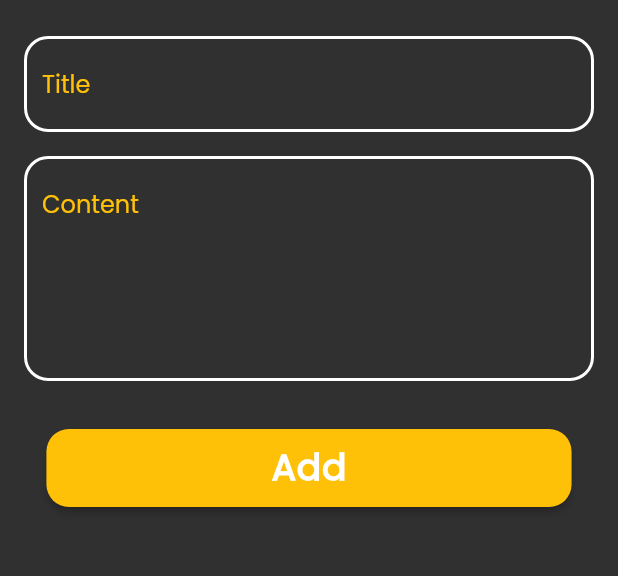
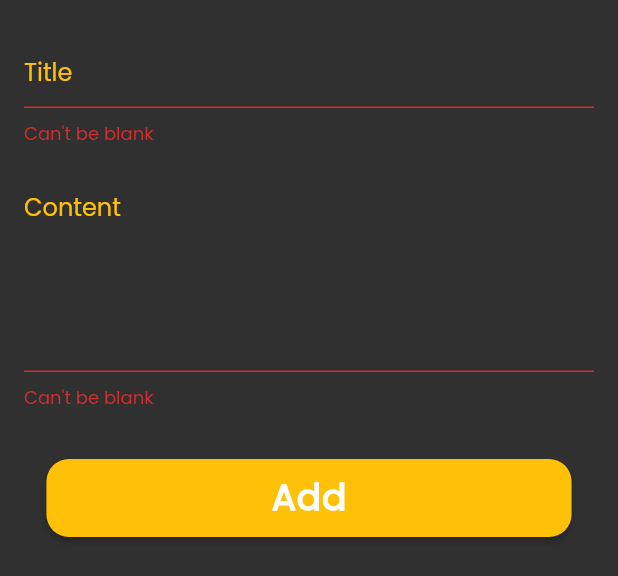
Before and after one commit to ahmedghaly15/Notes-App, a Flutter app: the AddNewNoteBottomSheet widget shown alone on an empty page, opened directly, after a tap on "Add", on a phone screen of 412 x 824 dp. Shown: the top 576 px of the screen. Run offline on Flutter 3.47's test engine with Material 2 defaults, Android fonts, the phone set to English and light mode, and no system bars; drawn by our look-alikes of modal_progress_hud_nsn; our stand-ins replace bloc, flutter_bloc, font_awesome_flutter, hive, hive_flutter; accounts and stored records are empty.

Commit message:
Finish add_note_cubit

```diff
--- a/lib/constants.dart
+++ /dev/null
@@ -1,3 +0,0 @@
-import 'package:flutter/material.dart';
-
-const primaryColor = Colors.amber;
--- /dev/null
+++ b/lib/cubits/add_note_cubit/add_note_cubit.dart
@@ -0,0 +1,22 @@
+import 'package:flutter_bloc/flutter_bloc.dart';
+import 'package:hive_flutter/adapters.dart';
+import 'package:notes_app/shared/constants.dart';
+import 'package:notes_app/cubits/add_note_cubit/add_note_states.dart';
+import 'package:notes_app/models/note_model.dart';
+
+class AddNoteCubit extends Cubit<AddNoteStates> {
+  AddNoteCubit() : super(AddNoteInitialState());
+
+  static AddNoteCubit getObject(context) => BlocProvider.of(context);
+
+  void addNote({required NoteModel note}) {
+    emit(AddNoteLoadingState());
+    var notesBox = Hive.box<NoteModel>(kNotesBox);
+
+    notesBox.add(note).then((value) {
+      emit(AddNoteSuccessState());
+    }).catchError((error) {
+      emit(AddNoteErrorState(error.toString()));
+    });
+  }
+}
--- /dev/null
+++ b/lib/cubits/add_note_cubit/add_note_states.dart
@@ -0,0 +1,12 @@
+abstract class AddNoteStates {}
+
+class AddNoteInitialState extends AddNoteStates {}
+
+class AddNoteLoadingState extends AddNoteStates {}
+
+class AddNoteSuccessState extends AddNoteStates {}
+
+class AddNoteErrorState extends AddNoteStates {
+  final String? error;
+  AddNoteErrorState(this.error);
+}
--- /dev/null
+++ b/lib/shared/constants.dart
@@ -0,0 +1,5 @@
+import 'package:flutter/material.dart';
+
+const Color kPrimaryColor = Colors.amber;
+
+const String kNotesBox = 'notes_box';
--- a/lib/views/notes_view.dart
+++ b/lib/views/notes_view.dart
@@ -1,5 +1,5 @@
 import 'package:flutter/material.dart';
-import 'package:notes_app/constants.dart';
+import 'package:notes_app/shared/constants.dart';
 import 'package:notes_app/widgets/notes_view_body.dart';
 
 import '../widgets/add_new_note_bottom_sheet.dart';
@@ -12,7 +12,7 @@ class NotesView extends StatelessWidget {
     return Scaffold(
       body: const NotesViewBody(),
       floatingActionButton: FloatingActionButton(
-        backgroundColor: primaryColor,
+        backgroundColor: kPrimaryColor,
         onPressed: () {
           showModalBottomSheet(
             shape: RoundedRectangleBorder(
--- a/lib/widgets/add_new_note_bottom_sheet.dart
+++ b/lib/widgets/add_new_note_bottom_sheet.dart
@@ -1,42 +1,35 @@
 import 'package:flutter/material.dart';
-import 'package:notes_app/widgets/custom_button.dart';
+import 'package:flutter_bloc/flutter_bloc.dart';
+import 'package:modal_progress_hud_nsn/modal_progress_hud_nsn.dart';
+import 'package:notes_app/cubits/add_note_cubit/add_note_states.dart';
 
-import 'custom_text_field.dart';
+import '../cubits/add_note_cubit/add_note_cubit.dart';
+import 'add_new_note_form.dart';
 
 class AddNewNoteBottomSheet extends StatelessWidget {
   const AddNewNoteBottomSheet({super.key});
 
   @override
   Widget build(BuildContext context) {
-    return SingleChildScrollView(
-      child: Padding(
-        padding: const EdgeInsets.symmetric(horizontal: 16),
-        child: Column(
-          children: <Widget>[
-            const SizedBox(
-              height: 24,
-            ),
-            const CustomTextField(hint: 'Title'),
-            const SizedBox(
-              height: 16,
-            ),
-            const CustomTextField(
-              hint: 'Content',
-              maxLines: 5,
-            ),
-            const SizedBox(
-              height: 32,
-            ),
-            CustomButton(
-              height: 8,
-              width: 150,
-              buttonText: "Add",
-              onPressed: () {},
-            ),
-            const SizedBox(
-              height: 16,
-            ),
-          ],
+    return Padding(
+      padding: const EdgeInsets.symmetric(horizontal: 16),
+      child: SingleChildScrollView(
+        child: BlocConsumer<AddNoteCubit, AddNoteStates>(
+          listener: (context, state) {
+            if (state is AddNoteSuccessState) {
+              Navigator.pop(context);
+            }
+
+            if (state is AddNoteErrorState) {
+              print("Error happens: ${state.error}");
+            }
+          },
+          builder: (context, state) {
+            return ModalProgressHUD(
+              inAsyncCall: state is AddNoteLoadingState ? true : false,
+              child: const AddNewNoteForm(),
+            );
+          },
         ),
       ),
     );
--- /dev/null
+++ b/lib/widgets/add_new_note_form.dart
@@ -0,0 +1,71 @@
+import 'package:flutter/material.dart';
+
+import 'custom_button.dart';
+import 'custom_text_field.dart';
+
+class AddNewNoteForm extends StatefulWidget {
+  const AddNewNoteForm({
+    super.key,
+  });
+
+  @override
+  State<AddNewNoteForm> createState() => _AddNewNoteFormState();
+}
+
+class _AddNewNoteFormState extends State<AddNewNoteForm> {
+  final GlobalKey<FormState> formKey = GlobalKey();
+  AutovalidateMode autovalidateMode = AutovalidateMode.disabled;
+  String? title, subTitle;
+
+  @override
+  Widget build(BuildContext context) {
+    return Form(
+      key: formKey,
+      autovalidateMode: autovalidateMode,
+      child: Column(
+        children: <Widget>[
+          const SizedBox(
+            height: 24,
+          ),
+          CustomTextFormField(
+            hint: 'Title',
+            onSaved: (value) {
+              title = value;
+            },
+          ),
+          const SizedBox(
+            height: 16,
+          ),
+          CustomTextFormField(
+            onSaved: (value) {
+              subTitle = value;
+            },
+            hint: 'Content',
+            maxLines: 5,
+          ),
+          const SizedBox(
+            height: 32,
+          ),
+          CustomButton(
+            height: 8,
+            width: 150,
+            buttonText: "Add",
+            onPressed: () {
+              if (formKey.currentState!.validate()) {
+                formKey.currentState!.save();
+              } else {
+                autovalidateMode = AutovalidateMode.always;
+                setState(
+                  () {},
+                );
+              }
+            },
+          ),
+          const SizedBox(
+            height: 16,
+          ),
+        ],
+      ),
+    );
+  }
+}
--- a/lib/widgets/custom_button.dart
+++ b/lib/widgets/custom_button.dart
@@ -1,5 +1,5 @@
 import 'package:flutter/material.dart';
-import 'package:notes_app/constants.dart';
+import 'package:notes_app/shared/constants.dart';
 
 class CustomButton extends StatelessWidget {
   final String buttonText;
@@ -34,7 +34,7 @@ class CustomButton extends StatelessWidget {
             vertical: height,
           ),
         ),
-        backgroundColor: MaterialStateProperty.all(primaryColor),
+        backgroundColor: MaterialStateProperty.all(kPrimaryColor),
         shape: MaterialStateProperty.all(
           RoundedRectangleBorder(
             borderRadius: BorderRadius.circular(15),
--- a/lib/widgets/custom_text_field.dart
+++ b/lib/widgets/custom_text_field.dart
@@ -1,25 +1,34 @@
 import 'package:flutter/material.dart';
-import 'package:notes_app/constants.dart';
+import 'package:notes_app/shared/constants.dart';
 
-class CustomTextField extends StatelessWidget {
+class CustomTextFormField extends StatelessWidget {
   final String hint;
   final int maxLines;
-  const CustomTextField({super.key, required this.hint, this.maxLines = 1});
+  final void Function(String?)? onSaved;
+  const CustomTextFormField(
+      {super.key, required this.hint, this.maxLines = 1, this.onSaved});
 
   @override
   Widget build(BuildContext context) {
-    return TextField(
-      cursorColor: primaryColor,
+    return TextFormField(
+      cursorColor: kPrimaryColor,
       maxLines: maxLines,
       textCapitalization: TextCapitalization.sentences,
       enableSuggestions: true,
       keyboardType: TextInputType.text,
       decoration: InputDecoration(
         enabledBorder: buildBorder(color: Colors.white),
-        focusedBorder: buildBorder(color: primaryColor),
+        focusedBorder: buildBorder(color: kPrimaryColor),
         hintText: hint,
-        hintStyle: const TextStyle(color: primaryColor),
+        hintStyle: const TextStyle(color: kPrimaryColor),
       ),
+      onSaved: onSaved,
+      validator: (value) {
+        if (value?.isEmpty ?? true) {
+          return "Can't be blank";
+        }
+        return null;
+      },
     );
   }
 
--- a/lib/widgets/edit_note_view_body.dart
+++ b/lib/widgets/edit_note_view_body.dart
@@ -21,13 +21,13 @@ class EditNoteViewBody extends StatelessWidget {
           SizedBox(
             height: 50,
           ),
-          CustomTextField(
+          CustomTextFormField(
             hint: 'Title',
           ),
           SizedBox(
             height: 16,
           ),
-          CustomTextField(
+          CustomTextFormField(
             hint: 'Content',
             maxLines: 5,
           ),
```
Also changed, not shown: lib/main.dart (+11 -1 lines), lib/shared/bloc_observer.dart (added, +28 -0 lines), pubspec.yaml (+5 -2 lines), pubspec.lock.
